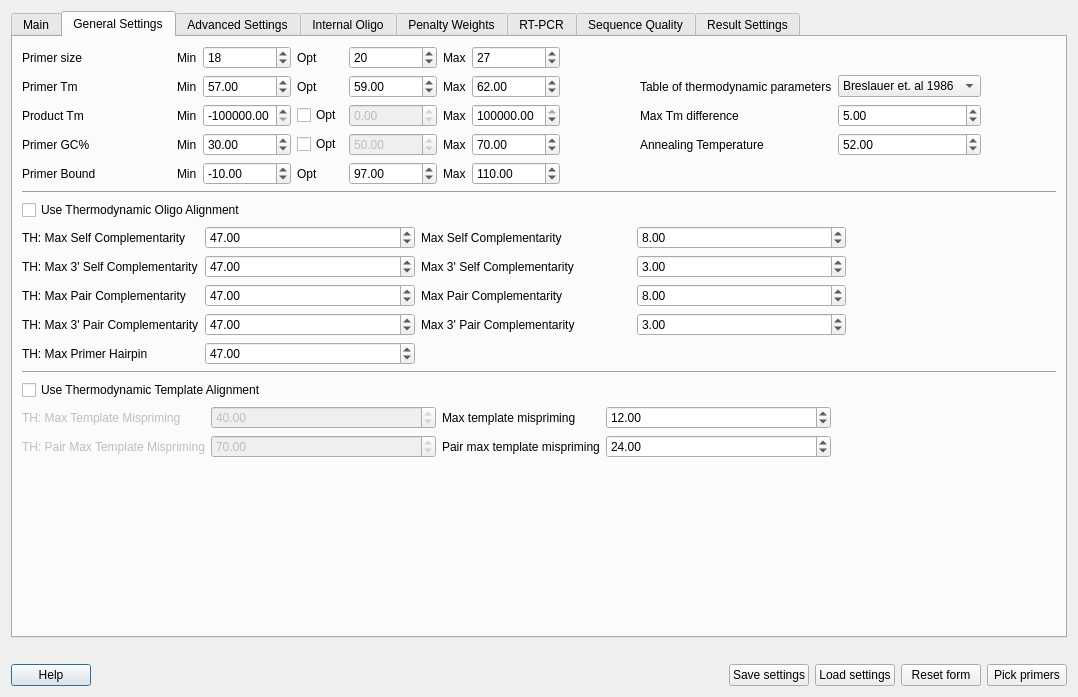
Before: the Qt Designer form src/plugins_3rdparty/primer3/src/Primer3Dialog.ui in ugeneunipro/ugene, drawn with Qt 5.
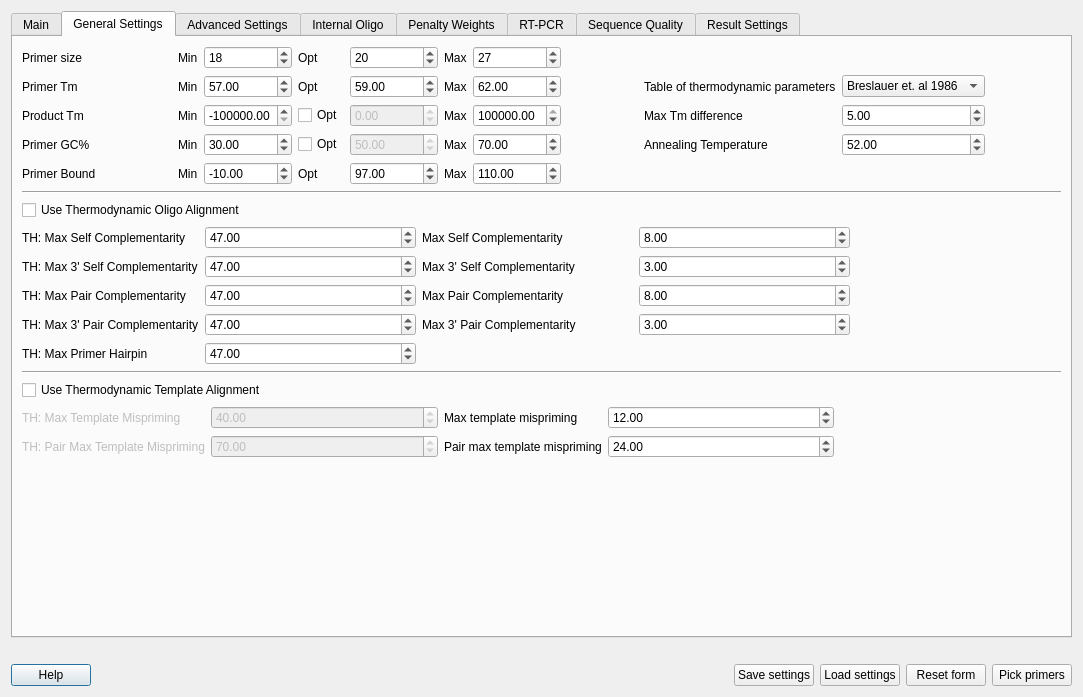
After: the same form once the commit is applied. The open tabs and pages were chosen to show the change.

Commit message: UGENE-7640 first several tooltips

Diff of the .ui file:
```diff
--- a/src/plugins_3rdparty/primer3/src/Primer3Dialog.ui
+++ b/src/plugins_3rdparty/primer3/src/Primer3Dialog.ui
@@ -6,7 +6,7 @@
    <rect>
     <x>0</x>
     <y>0</y>
-    <width>1078</width>
+    <width>1083</width>
     <height>697</height>
    </rect>
   </property>
```
Left out of the diff: 291 changed lines with no effect on the pictures.
